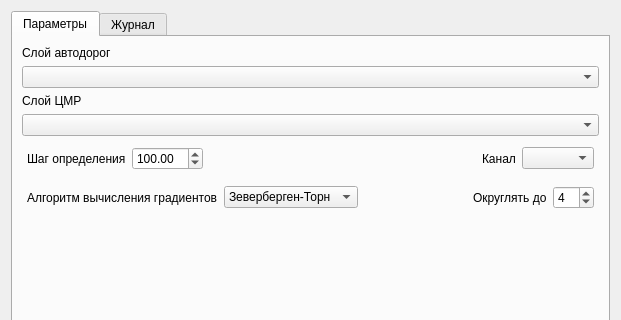
Old version of the form dem_road_analysis_dialog_base.ui in the repository DmitryDobr/Dem-Road-Calculator-QGIS-Plugin; both pictures show x 0 to 621 and y 0 to 320 of the 621 by 487 pixel window.
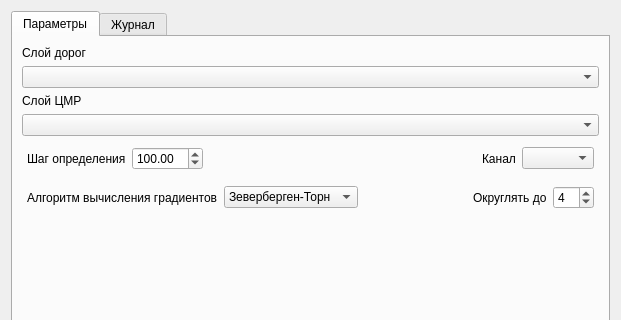
New version of the form. The open tabs and pages were chosen to show the change. Custom widgets are drawn as their Qt base class.

What changed in the file:
```diff
--- a/dem_road_analysis_dialog_base.ui
+++ b/dem_road_analysis_dialog_base.ui
@@ -89,7 +89,7 @@
        <item row="0" column="0">
         <widget class="QLabel" name="label">
          <property name="text">
-          <string>Слой автодорог</string>
+          <string>Слой дорог</string>
          </property>
         </widget>
        </item>
```
Left out of the diff: 2 changed lines with no effect on the pictures.
